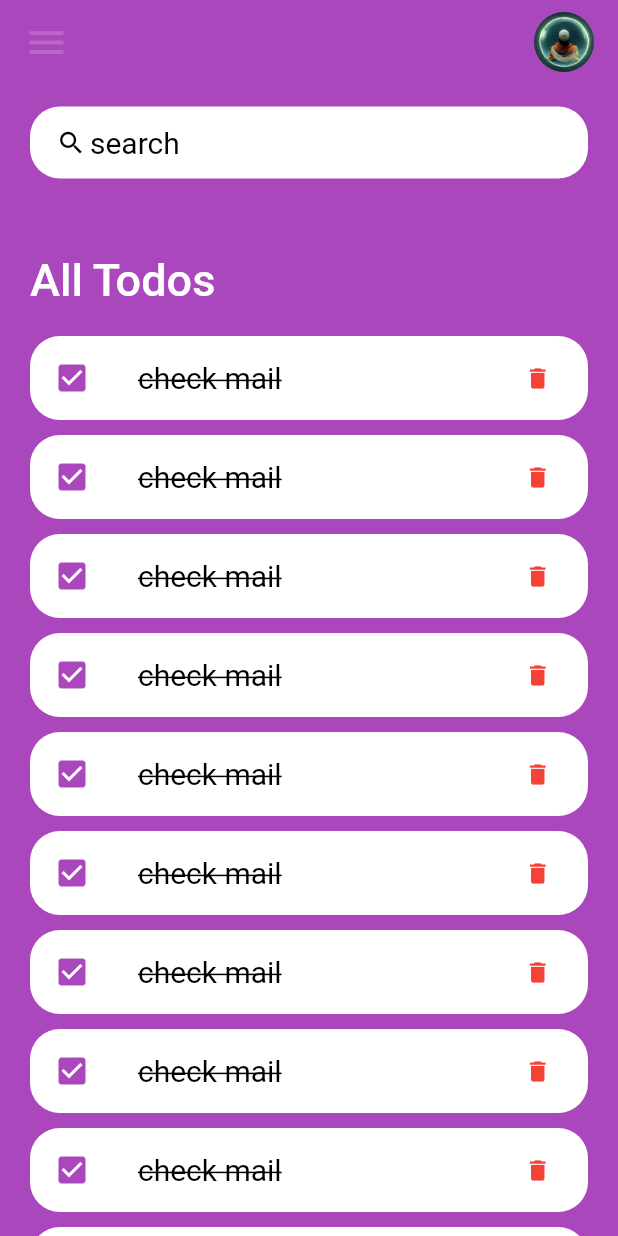
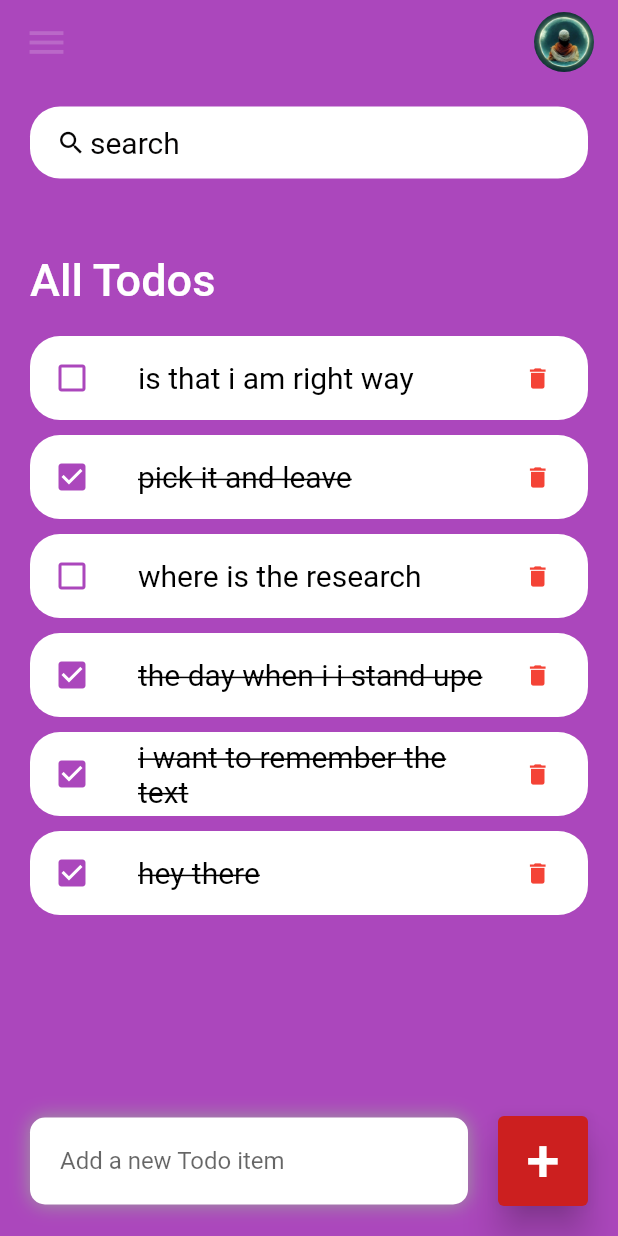
Before and after one commit to salhe123/flutter_todo_app, a Flutter app: the screen it shows after launch, on a phone screen of 412 x 824 dp. Run offline on Flutter 3.47's test engine with Material 2 defaults, Android fonts, the phone set to English and light mode, and no system bars.

Commit message:
last commit

```diff
--- a/lib/constants/colors.dart
+++ b/lib/constants/colors.dart
@@ -4,3 +4,4 @@ const Color primaryColor = Color(0xFFAB47BC);
 const Color accentColor = Color(0xFFBA68C8);
 const Color dgrey = Color(0xFFFFFFFF);
 const Color bgrey = Color.fromARGB(255, 5, 4, 4);
+const Color bred = Color.fromARGB(255, 204, 31, 31);
--- a/lib/model/Todo.dart
+++ b/lib/model/Todo.dart
@@ -2,10 +2,19 @@ class ToDo {
   String? id;
   String? todoText;
   bool isDone;
-
-  Todo({
+  ToDo({
     required this.id,
     required this.todoText,
     this.isDone = false,
   });
+  static List<ToDo> todoList() {
+    return [
+      ToDo(id: '01', todoText: 'hey there', isDone: true),
+      ToDo(id: '02', todoText: 'i want to remember the text ', isDone: true),
+      ToDo(id: '03', todoText: 'the day when i i stand upe', isDone: true),
+      ToDo(id: '04', todoText: 'where is the research', isDone: false),
+      ToDo(id: '05', todoText: 'pick it and leave ', isDone: true),
+      ToDo(id: '06', todoText: 'is that i am right way ', isDone: false),
+    ];
+  }
 }
--- a/lib/screens/home.dart
+++ b/lib/screens/home.dart
@@ -1,16 +1,33 @@
 import 'package:flutter/material.dart';
 import 'package:flutter_todo_app/constants/colors.dart';
+import 'package:flutter_todo_app/model/Todo.dart';
 import 'package:flutter_todo_app/todo_item.dart';
 
-class Home extends StatelessWidget {
-  const Home({super.key});
+class Home extends StatefulWidget {
+  Home({super.key});
+
+  @override
+  State<Home> createState() => _HomeState();
+}
+
+class _HomeState extends State<Home> {
+  final todolist = ToDo.todoList();
+  List<ToDo> _foundToDo = [];
+  final _todoController = TextEditingController();
+  @override
+  void initState() {
+    _foundToDo = todolist;
+    super.initState();
+  }
 
   @override
   Widget build(BuildContext context) {
     return Scaffold(
       backgroundColor: primaryColor,
       appBar: _BuildAppBar(),
-      body: Container(
+      body: Stack(
+        children: [
+          Container(
               padding: EdgeInsets.symmetric(
                 horizontal: 20,
                 vertical: 15,
@@ -32,22 +49,115 @@ class Home extends StatelessWidget {
                             ),
                           ),
                         ),
-                    TodoItem(),
-                    TodoItem(),
-                    TodoItem(),
-                    TodoItem(),
-                    TodoItem(),
-                    TodoItem(),
-                    TodoItem(),
-                    TodoItem(),
-                    TodoItem(),
-                    TodoItem(),
+                        for (ToDo todo in _foundToDo.reversed)
+                          TodoItem(
+                            todo: todo,
+                            OnToDoChanged: _handleToDoChange,
+                            OnDeleteItem: _OndeleteItem,
+                          ),
                       ],
                     ),
                   )
                 ],
               )),
+          Align(
+            alignment: Alignment.bottomCenter,
+            child: Row(
+              children: [
+                Expanded(
+                    child: Container(
+                  margin: EdgeInsets.only(
+                    bottom: 20,
+                    right: 20,
+                    left: 20,
+                  ),
+                  padding: EdgeInsets.symmetric(
+                    horizontal: 20,
+                    vertical: 5,
+                  ),
+                  decoration: BoxDecoration(
+                    color: Colors.white,
+                    boxShadow: const [
+                      BoxShadow(
+                        color: Colors.grey,
+                        offset: Offset(0.0, 0.0),
+                        blurRadius: 10.0,
+                        spreadRadius: 0.0,
+                      ),
+                    ],
+                    borderRadius: BorderRadius.circular(10),
+                  ),
+                  child: TextField(
+                      controller: _todoController,
+                      decoration: InputDecoration(
+                          hintText: 'Add a new Todo item',
+                          border: InputBorder.none)),
+                )),
+                Container(
+                  margin: EdgeInsets.only(
+                    bottom: 20,
+                    right: 20,
+                  ),
+                  child: ElevatedButton(
+                    child: Text(
+                      '+',
+                      style: TextStyle(
+                        fontSize: 40,
+                      ),
+                    ),
+                    onPressed: () {
+                      _addTodoItem(_todoController.text);
+                    },
+                    style: ElevatedButton.styleFrom(
+                      backgroundColor: bred,
+                      minimumSize: Size(60, 60),
+                      elevation: 10,
+                    ),
+                  ),
+                )
+              ],
+            ),
+          ),
+        ],
+      ),
     );
+  }
+
+  void _handleToDoChange(ToDo todo) {
+    setState(() {
+      todo.isDone = !todo.isDone;
+    });
+  }
+
+  void _OndeleteItem(String id) {
+    setState(() {
+      todolist.removeWhere((item) => item.id == id);
+    });
+  }
+
+  void _addTodoItem(String toDo) {
+    setState(() {
+      todolist.add(ToDo(
+        id: DateTime.now().millisecondsSinceEpoch.toString(),
+        todoText: toDo,
+      ));
+    });
+    _todoController.clear();
+  }
+
+  void _runFilter(String Keyword) {
+    List<ToDo> results = [];
+    if (Keyword.isEmpty) {
+      results = todolist;
+    } else {
+      results = todolist
+          .where((item) =>
+              item.todoText!.toLowerCase().contains(Keyword.toLowerCase()))
+          .toList();
+    }
+    setState(() {
+      _foundToDo = results;
+    });
   }
 
   Widget searchBox() => Container(
@@ -59,6 +169,7 @@ class Home extends StatelessWidget {
           borderRadius: BorderRadius.circular(20),
         ),
         child: TextField(
+          onChanged: (value) => _runFilter(value),
           decoration: InputDecoration(
             contentPadding: EdgeInsets.all(0),
             prefixIcon: Icon(
@@ -76,6 +187,7 @@ class Home extends StatelessWidget {
           ),
         ),
       );
+
   AppBar _BuildAppBar() {
     return AppBar(
       elevation: 0,
--- a/lib/todo_item.dart
+++ b/lib/todo_item.dart
@@ -1,29 +1,39 @@
 import 'package:flutter/material.dart';
 import 'package:flutter_todo_app/constants/colors.dart';
+import 'package:flutter_todo_app/model/Todo.dart';
 
 class TodoItem extends StatelessWidget {
-  const TodoItem({super.key});
+  final ToDo todo;
+  final OnToDoChanged;
+  final OnDeleteItem;
+  const TodoItem(
+      {super.key,
+      required this.todo,
+      required this.OnToDoChanged,
+      required this.OnDeleteItem});
 
   @override
   Widget build(BuildContext context) {
     return Container(
         padding: EdgeInsets.fromLTRB(0, 0, 0, 10),
         child: ListTile(
-          onTap: () {},
+          onTap: () {
+            OnToDoChanged(todo);
+          },
           shape: RoundedRectangleBorder(
             borderRadius: BorderRadius.circular(20),
           ),
           tileColor: Colors.white,
           leading: Icon(
-            Icons.check_box,
+            todo.isDone ? Icons.check_box : Icons.check_box_outline_blank,
             color: primaryColor,
           ),
           title: Text(
-            'check mail',
+            todo.todoText!,
             style: TextStyle(
               fontSize: 20,
               color: Colors.black,
-              decoration: TextDecoration.lineThrough,
+              decoration: todo.isDone ? TextDecoration.lineThrough : null,
             ),
           ),
           trailing: Container(
@@ -36,7 +46,9 @@ class TodoItem extends StatelessWidget {
               color: Colors.red,
               iconSize: 18,
               icon: Icon(Icons.delete),
-              onPressed: () {},
+              onPressed: () {
+                OnDeleteItem(todo.id);
+              },
             ),
           ),
         ));
```
Lines whose indentation alone changed are shown as unchanged.
